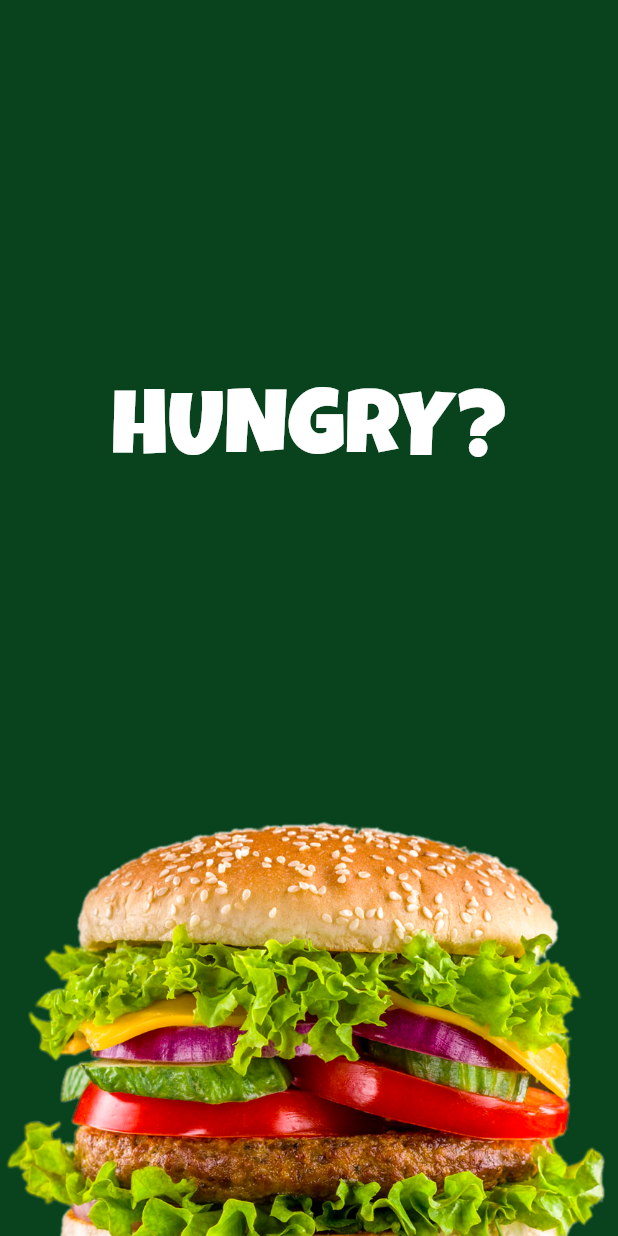
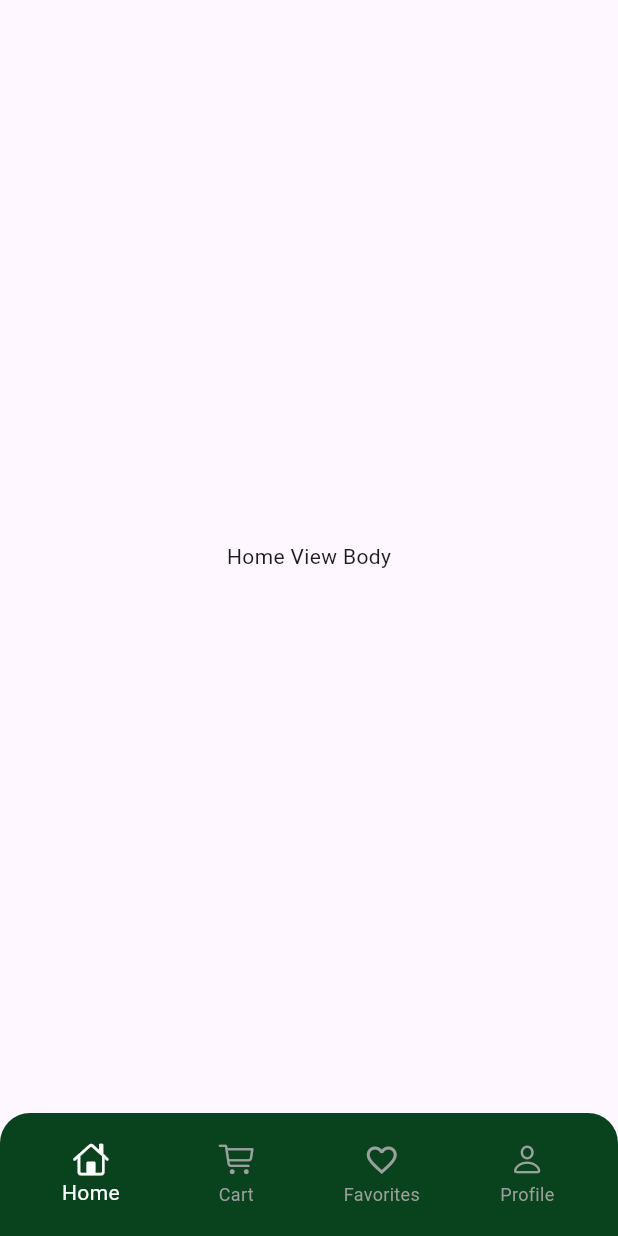
Before and after one commit to khaledgamal22/Hungry_app, a Flutter app: the screen it shows after launch, on a phone screen of 412 x 824 dp. Run offline on Flutter 3.47's test engine with Material 3 defaults, Android fonts, the phone set to English and light mode, and no system bars; our stand-ins replace flutter_screenutil, gap.

Commit message:
add main view and set bottom navigation bar

```diff
--- a/lib/core/routes/app_router.dart
+++ b/lib/core/routes/app_router.dart
@@ -3,6 +3,7 @@ import 'dart:io';
 import 'package:flutter/cupertino.dart';
 import 'package:flutter/material.dart';
 import 'package:hungry/core/routes/routing.dart';
+import 'package:hungry/features/main/presentation/views/main_view.dart';
 import 'package:hungry/features/splash/presentation/views/splash_view.dart';
 
 class AppRouter {
@@ -10,6 +11,8 @@ class AppRouter {
     switch (settings.name) {
       case Routing.splash:
         return _buildRoute(SplashView());
+      case Routing.main:
+        return _buildRoute(MainView());
 
       default:
         return _buildRoute(
--- a/lib/core/routes/routing.dart
+++ b/lib/core/routes/routing.dart
@@ -2,5 +2,5 @@ abstract class Routing {
   static const String splash = '/splash';
   static const String login = '/login';
   static const String signUp = '/signUp';
-  static const String home = '/home';
+  static const String main = '/main';
 }
--- /dev/null
+++ b/lib/features/home/presentation/views/home_view.dart
@@ -0,0 +1,11 @@
+import 'package:flutter/material.dart';
+import 'package:hungry/features/home/presentation/views/widgets/home_view_body.dart';
+
+class HomeView extends StatelessWidget {
+  const HomeView({super.key});
+
+  @override
+  Widget build(BuildContext context) {
+    return Scaffold(body: HomeViewBody());
+  }
+}
--- /dev/null
+++ b/lib/features/home/presentation/views/widgets/home_view_body.dart
@@ -0,0 +1,10 @@
+import 'package:flutter/material.dart';
+
+class HomeViewBody extends StatelessWidget {
+  const HomeViewBody({super.key});
+
+  @override
+  Widget build(BuildContext context) {
+    return Center(child: Text('Home View Body'));
+  }
+}
--- /dev/null
+++ b/lib/features/main/presentation/views/main_view.dart
@@ -0,0 +1,75 @@
+import 'package:flutter/cupertino.dart';
+import 'package:flutter/material.dart';
+import 'package:hungry/core/utils/app_colors.dart';
+import 'package:hungry/features/home/presentation/views/home_view.dart';
+
+class MainView extends StatefulWidget {
+  const MainView({super.key});
+
+  @override
+  State<MainView> createState() => _MainViewState();
+}
+
+class _MainViewState extends State<MainView> {
+  late List<Widget> screens;
+  int currentIndex = 0;
+  @override
+  void initState() {
+    screens = [HomeView(), SizedBox(), SizedBox(), SizedBox()];
+    super.initState();
+  }
+
+  @override
+  Widget build(BuildContext context) {
+    return Scaffold(
+      body: screens[currentIndex],
+      bottomNavigationBar: Container(
+        padding: const EdgeInsets.all(12),
+        decoration: BoxDecoration(
+          color: AppColors.primary,
+          borderRadius: BorderRadius.only(
+            topLeft: Radius.circular(20),
+            topRight: Radius.circular(20),
+          ),
+        ),
+        child: Theme(
+          data: Theme.of(context).copyWith(
+            highlightColor: Colors.transparent,
+            splashColor: Colors.transparent,
+          ),
+          child: BottomNavigationBar(
+            elevation: 0,
+            type: BottomNavigationBarType.fixed,
+            backgroundColor: Colors.transparent,
+            selectedItemColor: AppColors.white,
+            unselectedItemColor: Colors.grey,
+            items: [
+              BottomNavigationBarItem(
+                icon: const Icon(CupertinoIcons.home),
+                label: 'Home',
+              ),
+              BottomNavigationBarItem(
+                icon: const Icon(CupertinoIcons.cart),
+                label: 'Cart',
+              ),
+              BottomNavigationBarItem(
+                icon: const Icon(Icons.favorite_border),
+                label: 'Favorites',
+              ),
+              BottomNavigationBarItem(
+                icon: const Icon(CupertinoIcons.person),
+                label: 'Profile',
+              ),
+            ],
+            currentIndex: currentIndex,
+            onTap: (index) {
+              setState(() {
+                currentIndex = index;
+              });
+            },
+          ),
+        ),
+      ),
+    );
+  }
+}
--- a/lib/features/splash/presentation/views/splash_view.dart
+++ b/lib/features/splash/presentation/views/splash_view.dart
@@ -19,7 +19,6 @@ class _SplashViewState extends State<SplashView>
   void initState() {
     super.initState();
 
-    // Start animations with small delays
     Future.delayed(const Duration(milliseconds: 400), () {
       setState(() {
         _animateText = true;
@@ -30,6 +29,12 @@ class _SplashViewState extends State<SplashView>
       setState(() {
         _animateImage = true;
       });
+    });
+
+    Future.delayed(const Duration(seconds: 2), () {
+      if (mounted) {
+        // Navigate to the next screen, e.g., LoginView
+      }
     });
   }
 
@@ -42,8 +47,6 @@ class _SplashViewState extends State<SplashView>
       body: Column(
         children: [
           Gap(height * 0.3),
-
-          // Text animation
           AnimatedSlide(
             offset: _animateText ? Offset.zero : const Offset(0, -0.2),
             duration: const Duration(milliseconds: 800),
--- a/lib/hungry_app.dart
+++ b/lib/hungry_app.dart
@@ -14,7 +14,7 @@ class HungryApp extends StatelessWidget {
         debugShowCheckedModeBanner: false,
         title: 'Hungry App',
         onGenerateRoute: AppRouter().generateRouter,
-        initialRoute: Routing.splash,
+        initialRoute: Routing.main,
       ),
     );
   }
```
Also changed, not shown: pubspec.yaml (+9 -15 lines), pubspec.lock.
